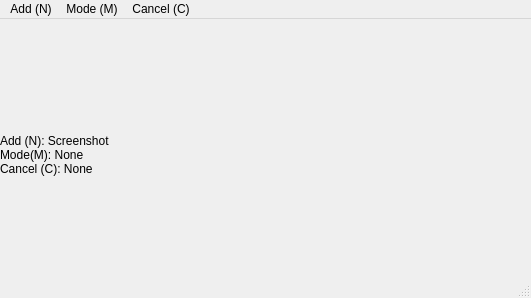
Above: Screenshot.ui from ccs96307/Screenshot_Tool before the change. Below: the same form after it.
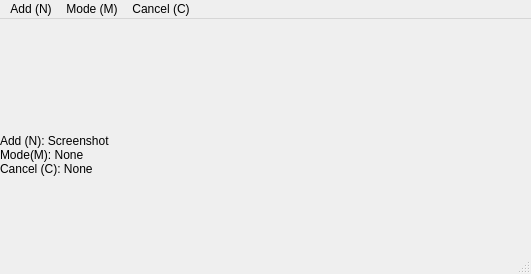
That is the form after the change.

Commit message: Add a new mode to cut rectangular image, but not complete yet.

Diff of the .ui file:
```diff
--- a/Screenshot.ui
+++ b/Screenshot.ui
@@ -7,12 +7,15 @@
     <x>0</x>
     <y>0</y>
     <width>531</width>
-    <height>298</height>
+    <height>274</height>
    </rect>
   </property>
   <property name="windowTitle">
    <string>Screenshot Tool</string>
   </property>
+  <property name="styleSheet">
+   <string notr="true"/>
+  </property>
   <widget class="QWidget" name="centralwidget">
    <widget class="QLabel" name="label">
     <property name="geometry">
```
The commit also changes 1 other file.
